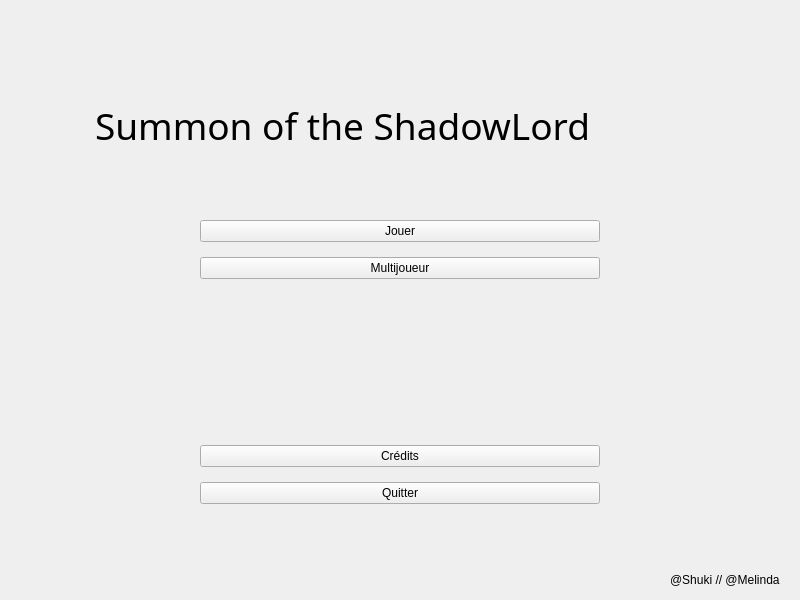
The window that Code/UI/ui_LauncherScreen.ui (Shuki-Bouh/Summon-of-the-Shadowlord) describes before a commit, drawn with Qt 5.
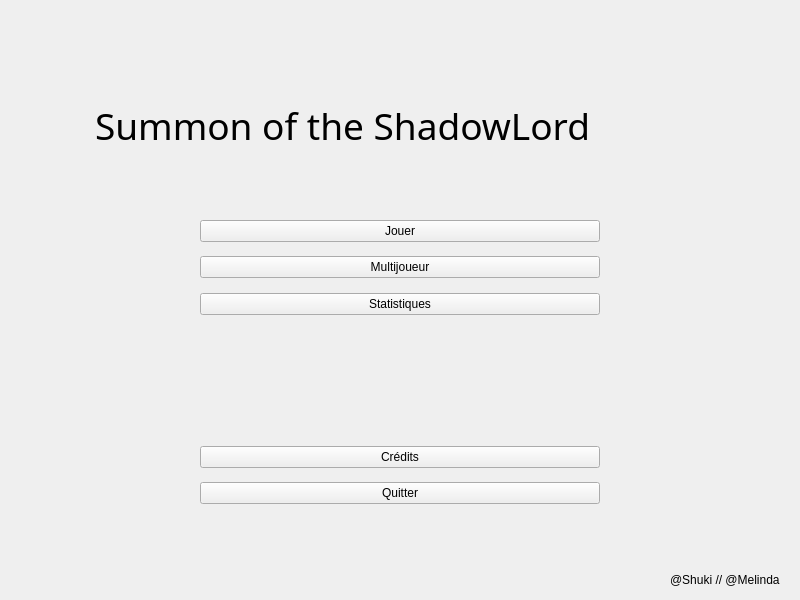
The same window after the commit. Icons and pictures are not drawn.

```diff
--- a/Code/UI/ui_LauncherScreen.ui
+++ b/Code/UI/ui_LauncherScreen.ui
@@ -54,7 +54,7 @@
       <height>284</height>
      </rect>
     </property>
-    <layout class="QVBoxLayout" name="verticalLayout_2" stretch="10,1,10,50,10,1,10">
+    <layout class="QVBoxLayout" name="verticalLayout_2" stretch="10,1,10,1,10,50,10,1,10">
      <item>
       <layout class="QHBoxLayout" name="horizontalLayout" stretch="10">
        <property name="topMargin">
@@ -79,6 +79,16 @@
        </property>
       </widget>
      </item>
+     <item>
+      <widget class="QWidget" name="widget" native="true"/>
+     </item>
+     <item>
+      <widget class="QPushButton" name="bouton_stats">
+       <property name="text">
+        <string>Statistiques</string>
+       </property>
+      </widget>
+     </item>
      <item>
       <widget class="QWidget" name="widget_3" native="true"/>
      </item>
```
